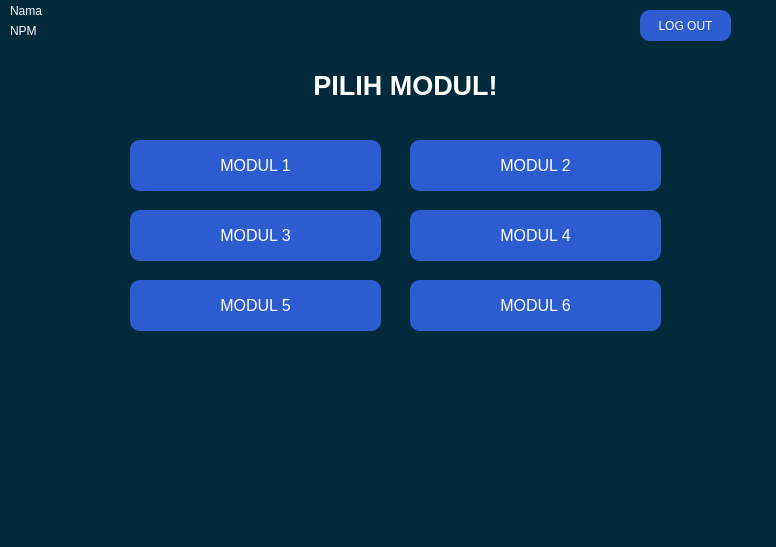
Before: the Qt Designer form Modul_modulpage.ui in thaa15/proyekgui, drawn with Qt 5.
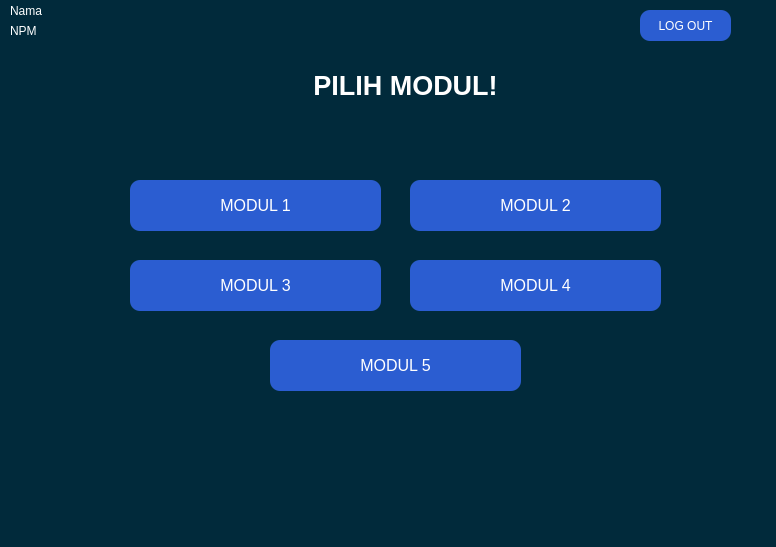
After: the same form once the commit is applied.

The edit to the form file:
```diff
--- a/Modul_modulpage.ui
+++ b/Modul_modulpage.ui
@@ -74,7 +74,7 @@
     <property name="geometry">
      <rect>
       <x>130</x>
-      <y>140</y>
+      <y>180</y>
       <width>251</width>
       <height>51</height>
      </rect>
@@ -103,7 +103,7 @@
     <property name="geometry">
      <rect>
       <x>410</x>
-      <y>140</y>
+      <y>180</y>
       <width>251</width>
       <height>51</height>
      </rect>
@@ -132,7 +132,7 @@
     <property name="geometry">
      <rect>
       <x>130</x>
-      <y>210</y>
+      <y>260</y>
       <width>251</width>
       <height>51</height>
      </rect>
@@ -161,7 +161,7 @@
     <property name="geometry">
      <rect>
       <x>410</x>
-      <y>210</y>
+      <y>260</y>
       <width>251</width>
       <height>51</height>
      </rect>
@@ -189,8 +189,8 @@
    <widget class="QPushButton" name="modul_5_button">
     <property name="geometry">
      <rect>
-      <x>130</x>
-      <y>280</y>
+      <x>270</x>
+      <y>340</y>
       <width>251</width>
       <height>51</height>
      </rect>
@@ -215,35 +215,6 @@
      <string>MODUL 5</string>
     </property>
    </widget>
-   <widget class="QPushButton" name="modul_6_button">
-    <property name="geometry">
-     <rect>
-      <x>410</x>
-      <y>280</y>
-      <width>251</width>
-      <height>51</height>
-     </rect>
-    </property>
-    <property name="font">
-     <font>
-      <pointsize>12</pointsize>
-     </font>
-    </property>
-    <property name="styleSheet">
-     <string notr="true">QPushButton {
-    background-color: #2B5DD1;
-    color: #FFFFFF;
-    padding: 2px;
-    border-radius: 10px;
-}
-QPushButton:hover {
-    background-color: lightgreen;
-}</string>
-    </property>
-    <property name="text">
-     <string>MODUL 6</string>
-    </property>
-   </widget>
    <widget class="QLabel" name="nama_label">
     <property name="geometry">
      <rect>
```
